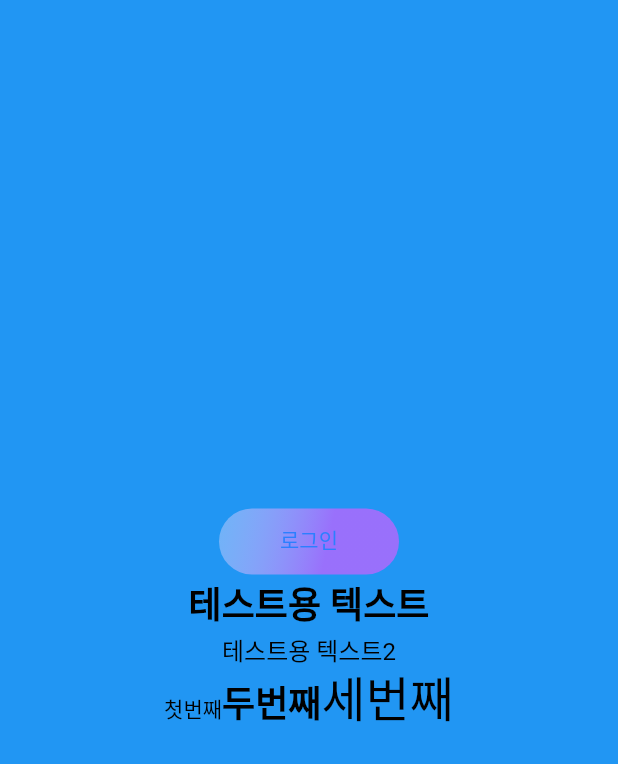
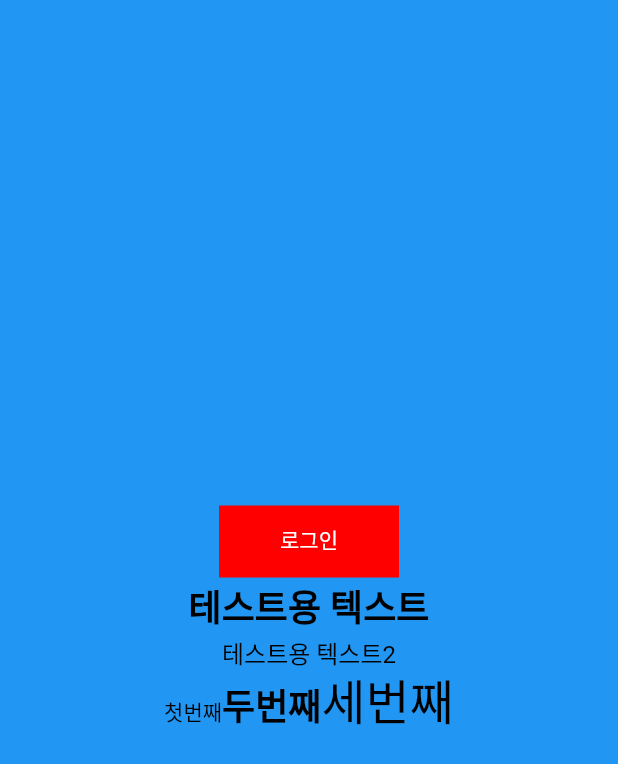
Before and after one commit to robot147/FE_schoolcheck, a Flutter app: the screen it shows after launch, on a phone screen of 412 x 824 dp. Shown: the top 764 px of the screen. Run offline on Flutter 3.47's test engine with Material 2 defaults, Android fonts, the phone set to English and light mode, and no system bars; our stand-ins replace device_info_plus, dio, flutter_riverpod, flutter_svg, freezed_annotation, go_router and 4 more; missing offline and left inert: path_to_regexp; generated files the repository leaves out were written again; Roboto replaces fonts that are missing (Pretendard).

Commit message:
ADD button_DS

```diff
--- a/lib/design_system/buttons/button.dart
+++ b/lib/design_system/buttons/button.dart
@@ -59,7 +59,7 @@ class SCButton extends StatefulWidget {
   final double? width; //120
   final bool disabled; //false
 
-  //개발시, 직접 사용하는 부분
+  //(예시)  개발시, 직접 사용하는 부분
   factory SCButton.capsule_primary({
     Key? key,
     required String title,
@@ -90,6 +90,60 @@ class SCButton extends StatefulWidget {
   ////////////////////////////////////////////
   ///여기에 디자인대로 버튼 하나씩 추가하면 됨////
   ///////////////////////////////////////////
+  factory SCButton.rectangle_primary({
+    Key? key,
+    required String title,
+    required void Function() onPressed,
+    double? width,
+    ButtonSize size = ButtonSize.large,
+    bool disabled = false,
+  }) {
+    final style = ButtonStyle(
+      enabledColor: SCColors.color_brand,
+      enabledTextColor: SCColors.color_grey_00,
+      radius: BorderRadius.circular(0),
+      disabledColor: SCColors.color_grey_20,
+      disabledTextColor: SCColors.color_grey_50,
+    );
+
+    return SCButton(
+      key: key,
+      style: style,
+      title: title,
+      onPressed: onPressed,
+      width: width,
+      size: size,
+      disabled: disabled,
+    );
+  }
+
+  factory SCButton.rectangle_secondary({
+    Key? key,
+    required String title,
+    required void Function() onPressed,
+    double? width,
+    ButtonSize size = ButtonSize.large,
+    bool disabled = false,
+  }) {
+    final style = ButtonStyle(
+      enabledColor: SCColors.color_grey_00,
+      enabledTextColor: SCColors.color_brand,
+      borderColor: SCColors.color_brand,
+      radius: BorderRadius.circular(0),
+      disabledColor: SCColors.color_grey_20,
+      disabledTextColor: SCColors.color_grey_50,
+    );
+
+    return SCButton(
+      key: key,
+      style: style,
+      title: title,
+      onPressed: onPressed,
+      width: width,
+      size: size,
+      disabled: disabled,
+    );
+  }
 
   //버튼 틀
   const SCButton({
@@ -118,7 +172,7 @@ class _SCButtonState extends State<SCButton> {
 
     return Container(
       width: widget.width ?? 120,
-      height: widget.size == ButtonSize.large ? 44 : 30,
+      height: widget.size == ButtonSize.large ? 48 : 44,
       decoration: BoxDecoration(
         border: makeBorder(),
         color: makeBgColor(),
@@ -150,7 +204,7 @@ class _SCButtonState extends State<SCButton> {
           child: SCText(
             widget.title,
             textStyle: widget.size == ButtonSize.large
-                ? SCTextStyle.font_14px_w400_h100
+                ? SCTextStyle.font_14px_w500_h100
                 : (widget.style.smallFont ?? SCTextStyle.font_14px_w400_h100),
             color: makeTextColor(),
           ),
--- a/lib/view/login/login_page.dart
+++ b/lib/view/login/login_page.dart
@@ -1,6 +1,5 @@
 import 'package:flutter/material.dart';
 import 'package:flutter_application_1/design_system/buttons/button.dart';
-import 'package:flutter_application_1/design_system/color/color.dart';
 import 'package:flutter_application_1/design_system/text/text.dart';
 import 'package:flutter_application_1/design_system/text/text_style.dart';
 import 'package:flutter_application_1/router/router.dart';
@@ -20,7 +19,7 @@ class LoginPage extends ConsumerWidget {
         children: [
           //AFTER
           Center(
-            child: SCButton.capsule_primary(
+            child: SCButton.rectangle_primary(
               title: '로그인',
               onPressed: () {
                 route.go(RouterPath.home.path);
```
Also changed, not shown: lib/view/home/home_page.dart (+7 -6 lines).
